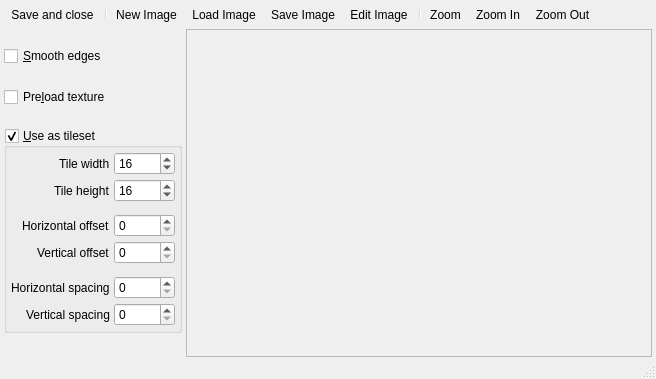
enigma-dev/RadialGM, file Editors/BackgroundEditor.ui: the form before one commit.
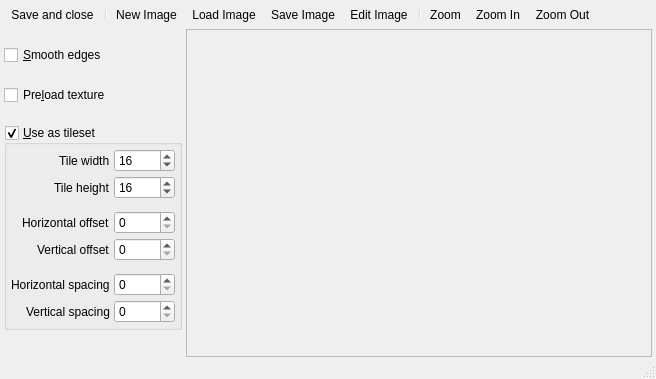
The form after the commit. Icons and pictures are not drawn. Custom widgets are drawn as their Qt base class.

Commit message: Push properties to top of vertical layout with a bottom spacer.

The edit to the form file:
```diff
--- a/Editors/BackgroundEditor.ui
+++ b/Editors/BackgroundEditor.ui
@@ -352,6 +352,16 @@
          </layout>
         </widget>
        </item>
+       <item>
+        <spacer name="propertiesBottomSpacer">
+         <property name="orientation">
+          <enum>Qt::Vertical</enum>
+         </property>
+         <property name="sizeType">
+          <enum>QSizePolicy::Expanding</enum>
+         </property>
+        </spacer>
+       </item>
       </layout>
      </item>
      <item>
```
